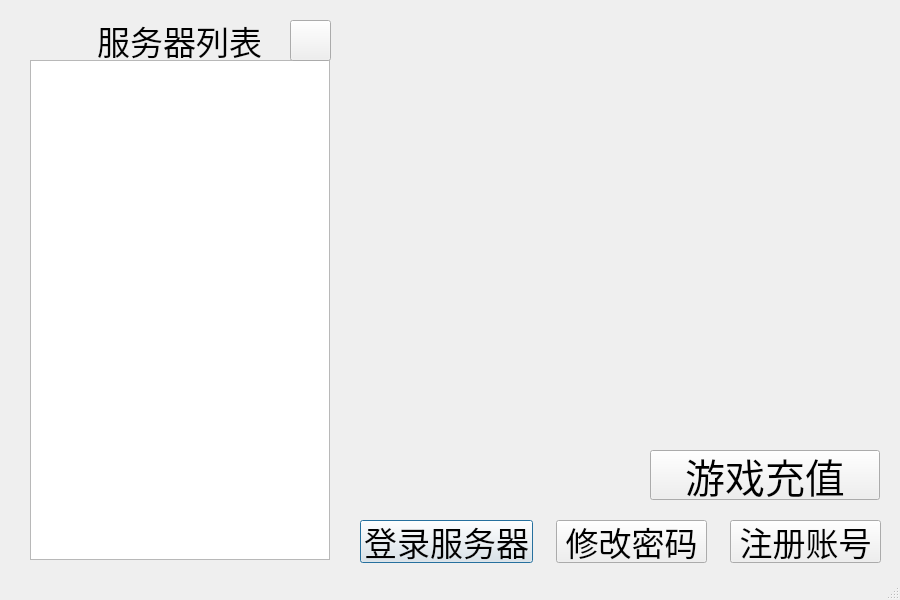
Above: ui/MainWindow.ui from YeshengSu/MapleStroyStarter before the change. Below: the same form after it.
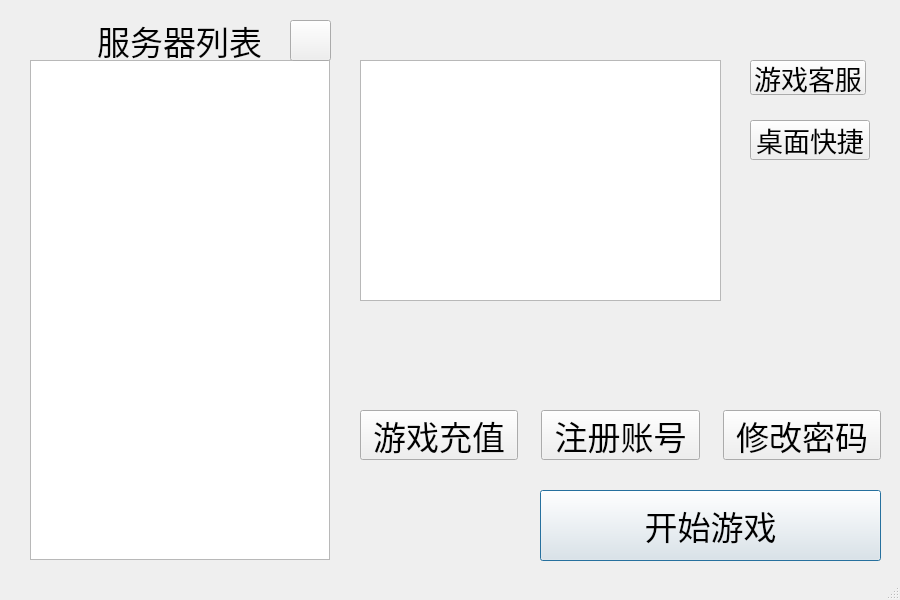
That is the form after the change.

```diff
--- a/ui/MainWindow.ui
+++ b/ui/MainWindow.ui
@@ -57,9 +57,9 @@
     <property name="geometry">
      <rect>
       <x>360</x>
-      <y>520</y>
+      <y>410</y>
       <width>521</width>
-      <height>43</height>
+      <height>50</height>
      </rect>
     </property>
     <layout class="QHBoxLayout" name="horizontalLayout">
@@ -70,29 +70,14 @@
       <enum>QLayout::SetDefaultConstraint</enum>
      </property>
      <item>
-      <widget class="QPushButton" name="LoginButton">
+      <widget class="QPushButton" name="TopUpButton">
        <property name="font">
         <font>
          <pointsize>25</pointsize>
         </font>
        </property>
        <property name="text">
-        <string>登录服务器</string>
-       </property>
-       <property name="default">
-        <bool>true</bool>
-       </property>
-      </widget>
-     </item>
-     <item>
-      <widget class="QPushButton" name="ResetButton">
-       <property name="font">
-        <font>
-         <pointsize>25</pointsize>
-        </font>
-       </property>
-       <property name="text">
-        <string>修改密码</string>
+        <string>游戏充值</string>
        </property>
       </widget>
      </item>
@@ -108,6 +93,18 @@
        </property>
       </widget>
      </item>
+     <item>
+      <widget class="QPushButton" name="ResetButton">
+       <property name="font">
+        <font>
+         <pointsize>25</pointsize>
+        </font>
+       </property>
+       <property name="text">
+        <string>修改密码</string>
+       </property>
+      </widget>
+     </item>
     </layout>
    </widget>
    <widget class="QTreeWidget" name="ServerList">
@@ -142,22 +139,74 @@
      <string/>
     </property>
    </widget>
-   <widget class="QPushButton" name="TopUpButton">
+   <widget class="QPushButton" name="ShortCutButton">
     <property name="geometry">
      <rect>
-      <x>650</x>
-      <y>450</y>
-      <width>230</width>
-      <height>50</height>
+      <x>750</x>
+      <y>120</y>
+      <width>120</width>
+      <height>40</height>
      </rect>
     </property>
     <property name="font">
      <font>
-      <pointsize>30</pointsize>
+      <pointsize>20</pointsize>
      </font>
     </property>
     <property name="text">
-     <string>游戏充值</string>
+     <string>桌面快捷</string>
+    </property>
+   </widget>
+   <widget class="QPushButton" name="LoginButton">
+    <property name="geometry">
+     <rect>
+      <x>540</x>
+      <y>490</y>
+      <width>341</width>
+      <height>71</height>
+     </rect>
+    </property>
+    <property name="font">
+     <font>
+      <pointsize>25</pointsize>
+     </font>
+    </property>
+    <property name="text">
+     <string>开始游戏</string>
+    </property>
+    <property name="checkable">
+     <bool>false</bool>
+    </property>
+    <property name="default">
+     <bool>true</bool>
+    </property>
+   </widget>
+   <widget class="QPushButton" name="ReceptionButton">
+    <property name="geometry">
+     <rect>
+      <x>750</x>
+      <y>60</y>
+      <width>116</width>
+      <height>35</height>
+     </rect>
+    </property>
+    <property name="font">
+     <font>
+      <pointsize>20</pointsize>
+     </font>
+    </property>
+    <property name="text">
+     <string>游戏客服</string>
+    </property>
+   </widget>
+   <widget class="QTextBrowser" name="InfoBrowser">
+    <property name="geometry">
+     <rect>
+      <x>360</x>
+      <y>60</y>
+      <width>361</width>
+      <height>241</height>
+     </rect>
     </property>
    </widget>
   </widget>
```
